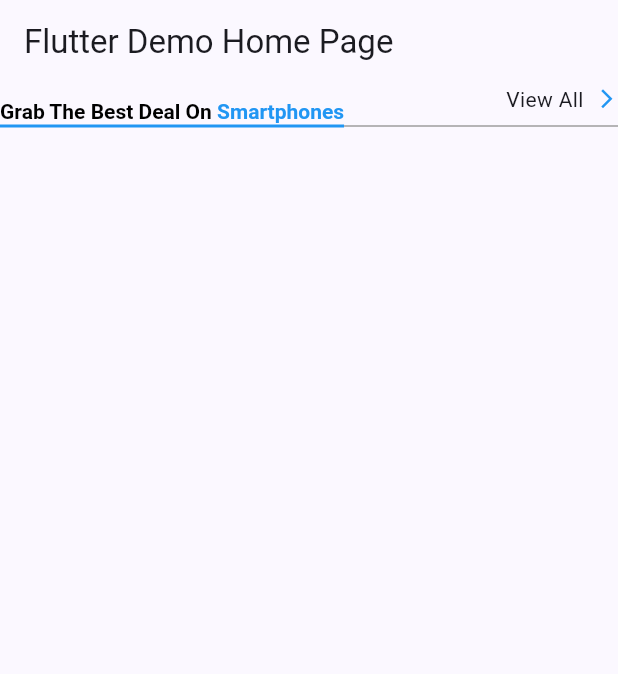
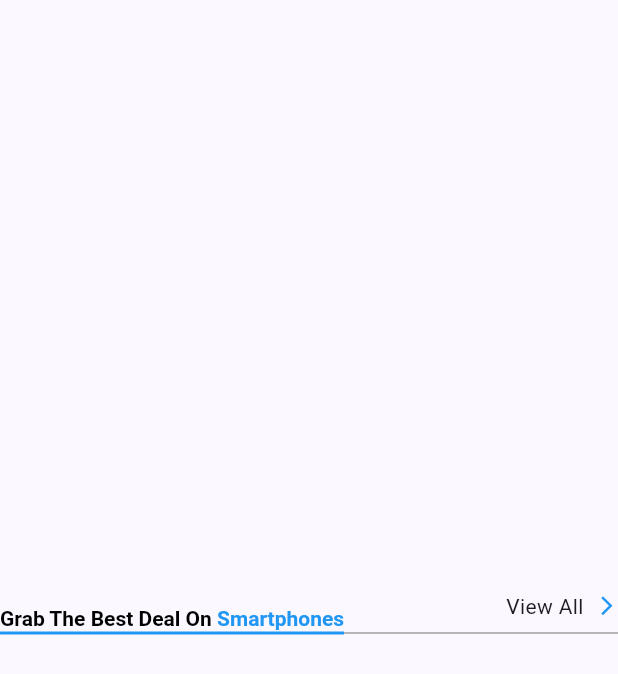
Before and after one commit to ahmeddhus/custom_text_colored_underline, a Flutter app: the screen it shows after launch, on a phone screen of 412 x 824 dp. Shown: the top 674 px of the screen. Run offline on Flutter 3.47's test engine with Material 2 defaults, Android fonts, the phone set to English and light mode, and no system bars.

Commit message:
- Widget to center

```diff
--- a/lib/main.dart
+++ b/lib/main.dart
@@ -40,11 +40,11 @@ class _MyHomePageState extends State<MyHomePage> {
   @override
   Widget build(BuildContext context) {
     return Scaffold(
-      appBar: AppBar(
-        title: const Text('Flutter Demo Home Page'),
-      ),
-      body: Center(
-        child: CustomTextColoredUnderline(
+      body: Column(
+        crossAxisAlignment: CrossAxisAlignment.center,
+        mainAxisAlignment: MainAxisAlignment.center,
+        children: [
+          CustomTextColoredUnderline(
             textSpan:TextSpan(
               text: 'Grab The Best Deal On ',
               style: TextStyle(
@@ -62,6 +62,7 @@ class _MyHomePageState extends State<MyHomePage> {
               ],
             ),
           ),
+        ],
       ),
     );
   }
```
Lines whose indentation alone changed are shown as unchanged.
